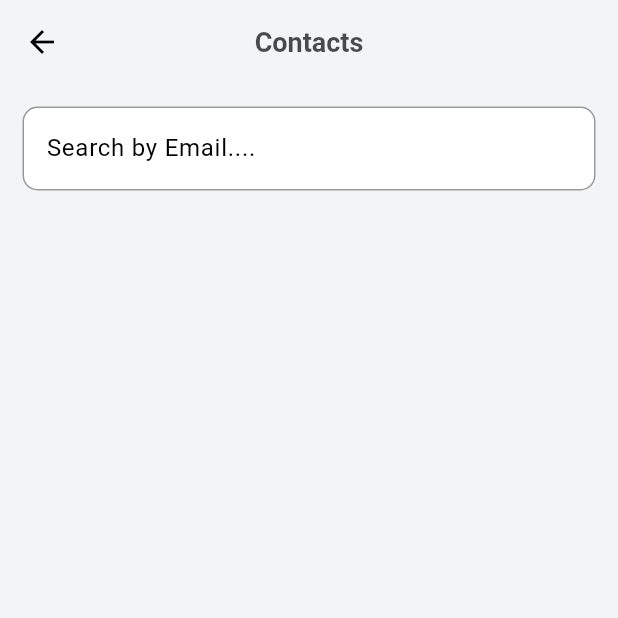
After one commit to mdtaosifhossain3/flutter-e-wallet-app, a Flutter app: the ContactsView screen opened directly, on a phone screen of 412 x 824 dp, the top half of it. The commit adds this screen. Run offline on Flutter 3.47's test engine with Material 3 defaults, Android fonts, the phone set to English and light mode, and no system bars; our stand-ins replace cloud_firestore, firebase_auth, firebase_core, firebase_storage, flutter_spinkit, get and 2 more; accounts and stored records are empty.

Commit message:
adding contact page

```diff
--- a/lib/controllers/nav_controller.dart
+++ b/lib/controllers/nav_controller.dart
@@ -1,5 +1,6 @@
 import 'package:ewallet/views/authView/login_view.dart';
 import 'package:ewallet/views/Home/home.dart';
+import 'package:ewallet/views/contactsView/contacts_view.dart';
 import 'package:firebase_auth/firebase_auth.dart';
 import 'package:flutter/material.dart';
 import 'package:get/get.dart';
@@ -9,8 +10,8 @@ class NavController extends GetxController {
 
   List<Widget> pages = [
     const Home(),
-    const Center(
-      child: Text("Groups"),
+    ContactsView(
+      appbarTitle: "Contacts",
     ),
     const Center(
       child: Text("Wallet"),
--- /dev/null
+++ b/lib/views/contactsView/contacts_view.dart
@@ -0,0 +1,133 @@
+import 'package:cloud_firestore/cloud_firestore.dart';
+import 'package:ewallet/globals/custom_appbar.dart';
+import 'package:ewallet/globals/custom_field.dart';
+import 'package:ewallet/globals/custom_list.dart';
+import 'package:ewallet/utils/colors.dart';
+import 'package:ewallet/views/sent_money/amount_view.dart';
+import 'package:firebase_auth/firebase_auth.dart';
+import 'package:flutter/material.dart';
+import 'package:flutter_spinkit/flutter_spinkit.dart';
+import 'package:get/get.dart';
+import 'package:get/get_core/src/get_main.dart';
+
+class ContactsView extends StatefulWidget {
+  final String appbarTitle;
+  ContactsView({super.key, required this.appbarTitle});
+
+  @override
+  State<ContactsView> createState() => _ContactsViewState();
+}
+
+class _ContactsViewState extends State<ContactsView> {
+  final emailController = TextEditingController();
+  final user = FirebaseAuth.instance.currentUser;
+  @override
+  Widget build(BuildContext context) {
+    return Scaffold(
+      appBar: customAppbar(
+          context: context, title: widget.appbarTitle, arrorw: true),
+      body: Padding(
+        padding: const EdgeInsets.all(15.0),
+        child: Column(
+          mainAxisAlignment: MainAxisAlignment.spaceBetween,
+          children: [
+            TextField(
+              controller: emailController,
+              onChanged: (value) {
+                setState(() {});
+              },
+              decoration: InputDecoration(
+                  hintText: "Search by Email....",
+                  filled: true,
+                  fillColor: Colors.white,
+                  enabledBorder: OutlineInputBorder(
+                      borderRadius: BorderRadius.circular(10),
+                      borderSide:
+                          BorderSide(color: Colors.black.withOpacity(0.4))),
+                  focusedBorder: OutlineInputBorder(
+                      borderRadius: BorderRadius.circular(10),
+                      borderSide:
+                          BorderSide(color: Appcolor.primary, width: 2.00))),
+            ),
+            const SizedBox(
+              height: 20,
+            ),
+            StreamBuilder(
+                stream:
+                    FirebaseFirestore.instance.collection("user").snapshots(),
+                builder: (context, snapshot) {
+                  if (snapshot.connectionState == ConnectionState.waiting) {
+                    return const Center(
+                        child: SpinKitCircle(
+                      color: Colors.black,
+                    ));
+                  }
+
+                  if (snapshot.hasError) {
+                    return Center(child: Text('Error: ${snapshot.error}'));
+                  } else {
+                    final docs = snapshot.data?.docs;
+                    // Filter the data based on search input
+                    final filteredDocs = docs?.where((doc) {
+                      final userEmail = doc["Email"] ?? '';
+                      return emailController.text.isEmpty ||
+                          userEmail.contains(emailController.text);
+                    }).toList();
+
+                    return Expanded(
+                        child: ListView.builder(
+                      itemCount: filteredDocs?.length,
+                      itemBuilder: (context, index) {
+                        final data = filteredDocs?[index];
+                        return CustomList(
+                          price: "\$${data?["Balance"]}",
+                          subTitle: "${data?["Email"]}",
+                          title: "${data?["Full Name"]}",
+                          ontap: () async {
+                            try {
+                              final doc = await FirebaseFirestore.instance
+                                  .collection("user")
+                                  .doc(data?["Email"])
+                                  .get();
+                              final sender = await FirebaseFirestore.instance
+                                  .collection("user")
+                                  .doc(user!.email)
+                                  .get();
+
+                              final receiverData = doc.data();
+
+                              Get.off(() => AmountView(
+                                  receiverData: receiverData,
+                                  senderData: sender.data()));
+                            } catch (e) {
+                              print("The Error:$e");
+                            }
+                            // try {
+                            //   final doc = await FirebaseFirestore.instance
+                            //       .collection("user")
+                            //       .doc(emailController.text)
+                            //       .get();
+                            //   final userData = doc.data();
+                            //   if (userData == null) {
+                            //     Get.snackbar("Error", "User Not Exsist");
+                            //   } else {
+                            //     if (user!.email == userData["Email"]) {
+                            //       Get.snackbar("Error", "You cant sent money yourself");
+                            //     }
+                            //     Get.off(() => AmountView());
+                            //   }
+                            // } on FirebaseException catch (e) {
+                            //   Get.snackbar("Error", e.message!);
+                            // }
+                          },
+                        );
+                      },
+                    ));
+                  }
+                }),
+          ],
+        ),
+      ),
+    );
+  }
+}
--- a/lib/views/sent_money/sent_money_view.dart
+++ b/lib/views/sent_money/sent_money_view.dart
@@ -39,7 +39,7 @@ class SentMoneyView extends StatelessWidget {
                       .doc(user!.email)
                       .get();
                   print(sender.data());
-                  print("hi");
+
                   final receiverData = doc.data();
                   if (receiverData == null) {
                     Get.snackbar("Error", "User Not Exsist");
```
Also changed, not shown: lib/controllers/profile_setup_controller.dart (+6 -1 lines), lib/globals/custom_list.dart (+14 -20 lines), lib/views/Home/home.dart (+8 -11 lines).
